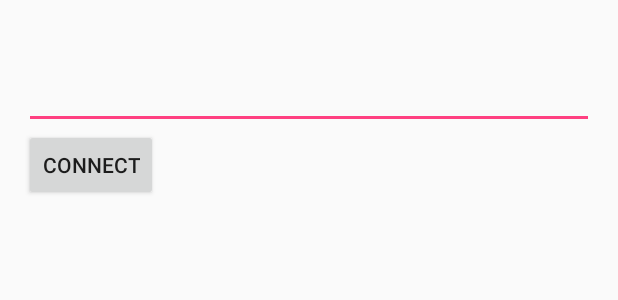
After one commit to toleberdyyeva/PonyPowered, an Android app: the layout connect.xml on its own in the app's theme, with its tools: preview values and no code run, on a phone screen of 412 x 824 dp. The commit adds this screen. Shown: the top 300 px of the screen. Run offline under Robolectric (Android 15) with nearby library versions, the light colour scheme and no system bars.

Commit message:
Second commit

```diff
--- a/app/build.gradle
+++ b/app/build.gradle
@@ -26,4 +26,7 @@ dependencies {
     })
     compile 'com.android.support:appcompat-v7:25.3.0'
     testCompile 'junit:junit:4.12'
+    compile 'com.android.support.constraint:constraint-layout:1.0.2'
+    compile 'com.android.support:recyclerview-v7:21.0.+'
+
 }
--- a/app/src/main/AndroidManifest.xml
+++ b/app/src/main/AndroidManifest.xml
@@ -1,6 +1,11 @@
 <?xml version="1.0" encoding="utf-8"?>
 <manifest xmlns:android="http://schemas.android.com/apk/res/android"
           package="com.bignerdranch.android.ponychat">
+    <uses-permission android:name="android.permission.INTERNET"/>
+    <uses-permission android:name="android.permission.CHANGE_WIFI_STATE"/>
+    <uses-permission android:name="android.permission.CHANGE_NETWORK_STATE"/>
+    <uses-permission android:name="android.permission.ACCESS_NETWORK_STATE"/>
+    <uses-permission android:name="android.permission.ACCESS_WIFI_STATE"/>
 
     <application
         android:allowBackup="true"
--- /dev/null
+++ b/app/src/main/res/layout/connect.xml
@@ -0,0 +1,30 @@
+<?xml version="1.0" encoding="utf-8"?>
+<RelativeLayout xmlns:android="http://schemas.android.com/apk/res/android"
+                xmlns:tools="http://schemas.android.com/tools"
+                android:layout_width="match_parent"
+                android:layout_height="match_parent"
+                android:paddingBottom="@dimen/activity_vertical_margin"
+                android:paddingLeft="@dimen/activity_horizontal_margin"
+                android:paddingRight="@dimen/activity_horizontal_margin"
+                android:paddingTop="@dimen/activity_vertical_margin"
+                tools:context="com.bignerdranch.android.ponychat.MainActivity">
+
+    <TextView
+        android:id="@+id/textSSID1"
+        android:layout_width="match_parent"
+        android:layout_height="wrap_content" />
+
+    <EditText
+        android:id="@+id/textPassword"
+        android:layout_width="match_parent"
+        android:layout_height="wrap_content"
+        android:layout_below="@id/textSSID1"
+        android:layout_marginTop="5dp"/>
+
+    <Button
+        android:id="@+id/okButton"
+        android:layout_width="wrap_content"
+        android:layout_height="wrap_content"
+        android:layout_below="@id/textPassword"
+        android:text="Connect"/>
+</RelativeLayout>
```
Also changed, not shown: app/src/main/java/com/bignerdranch/android/ponychat/MainActivity.java (+23 -0 lines), app/src/main/res/layout/activity_main.xml (+2 -5 lines), app/src/main/res/layout/activity_message_list.xml (added, +73 -0 lines), app/src/main/res/layout/list_item.xml (added, +11 -0 lines), 2 other files.
